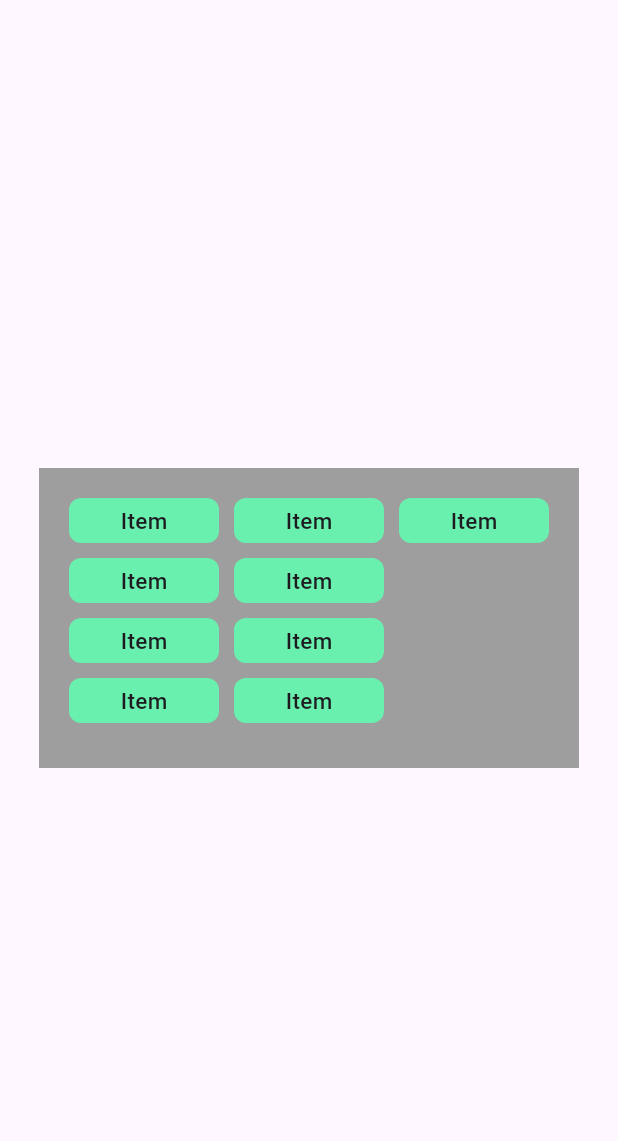
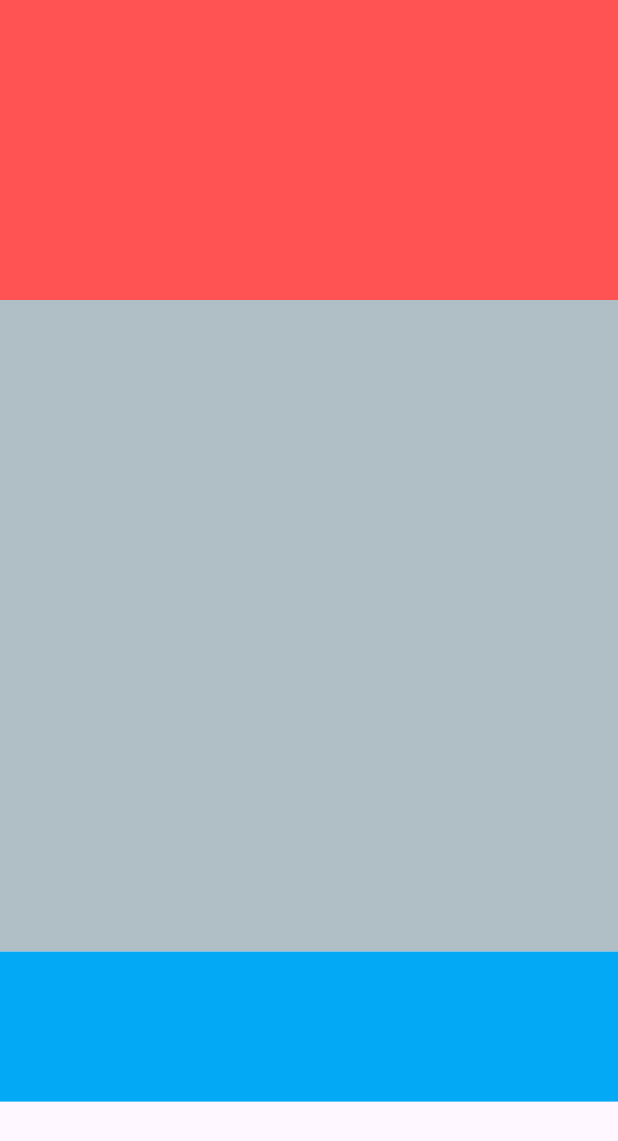
Before and after one commit to ilhamimetin/flutter, a Flutter app: the screen it shows after launch, on a phone screen of 412 x 824 dp. Shown: the top 1141 px of the screen. Run offline on Flutter 3.47's test engine with Material 3 defaults, Android fonts, the phone set to English and light mode, and no system bars.

Commit message:
Açıklamalı Expanded Flexible

```diff
--- a/lib/screens/home_screen.dart
+++ b/lib/screens/home_screen.dart
@@ -10,51 +10,29 @@ class _HomeScreenState extends State<HomeScreen> {
   @override
   Widget build(BuildContext context) {
     return Scaffold(
-      body: Center(
-        child: Container(
-          height: 200,
-          color: Colors.grey,
-          child: Padding(
-            padding: EdgeInsets.all(20),
-            child: /*  Row */ Wrap(
-              // Burada Row kullanımında taşma hatası verir. Aynı şey column için de geçerlidir. Bu hatayı aşmak için Wrap Widget'i kullanılır. Spacing ve runSpacing ile widget'lar arasında boşluk bıraklabilir.
-              spacing: 10,
-              runSpacing: 10,
-              direction: Axis.vertical, // yukarıdan aşağıya hizalar
-              children: [
-                _ornekWidget(),
-                _ornekWidget(),
-                _ornekWidget(),
-                _ornekWidget(),
-                _ornekWidget(),
-                _ornekWidget(),
-                _ornekWidget(),
-                _ornekWidget(),
-                _ornekWidget(),
-              ],
-            ),
+        body: Column(
+      children: [
+        Flexible(
+          flex: 2,
+          // Kendi boyutunu olduğunca küçültmeye çalışır içindeki değere bakmaksızın.
+          child: Container(
+            height: 200,
+            color: Colors.redAccent,
           ),
         ),
-      ),
-    );
-  }
-
-  Container _ornekWidget() {
-    return Container(
-      width: 100,
-      height: 30,
-      alignment: Alignment.center,
-      decoration: BoxDecoration(
-        borderRadius: BorderRadius.circular(8),
-        color: Colors.greenAccent,
-      ),
-      child: const Text(
-        'Item',
-        style: TextStyle(
-          fontSize: 15,
-          fontWeight: FontWeight.w500,
+        Expanded(
+          flex: 3,
+          // Expanded içindeki column'un yükseklik değeriine bakmaksızın ekrana kaplayamaya çalışır.
+          child: Container(
+            height: 100,
+            color: Colors.blueGrey.shade200,
+          ),
         ),
-      ),
-    );
+        Container(
+          height: 100,
+          color: Colors.lightBlue,
+        )
+      ],
+    ));
   }
 }
```
